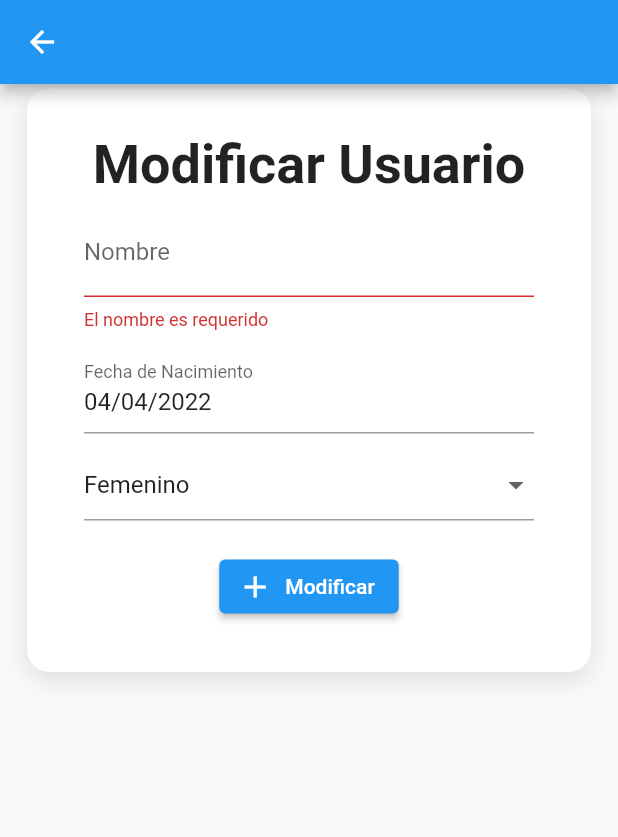
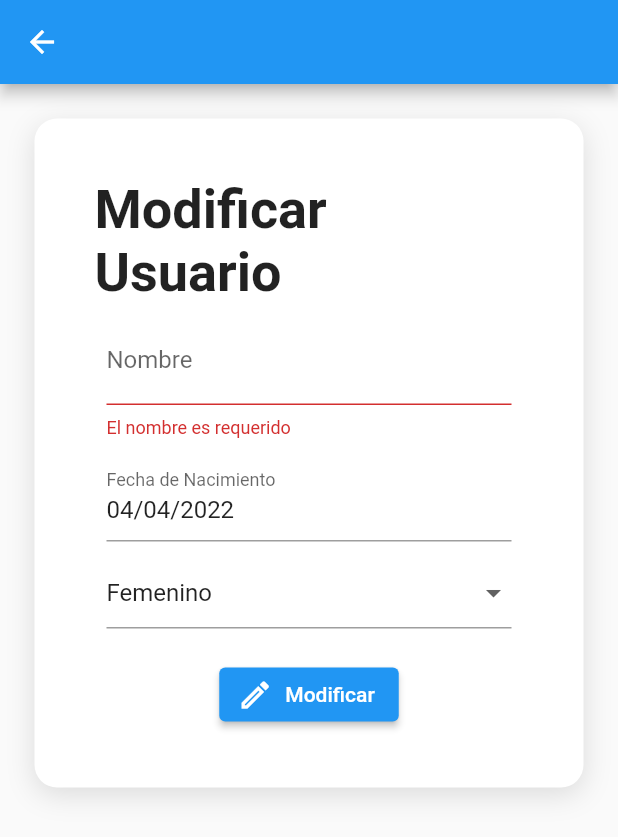
Before and after one commit to ramirezsebas/crud_usuarios_test_flutter, a Flutter app: the UsuarioFormPage screen opened directly, after a tap on "Modificar", on a phone screen of 412 x 824 dp. Shown: the top 837 px of the screen. Run offline on Flutter 3.47's test engine with Material 2 defaults, Android fonts, the phone set to English and light mode, and no system bars; our stand-ins replace dio, get_it, sqflite; accounts and stored records are empty; network calls fail.

Commit message:
Pulimos la interfaz

```diff
--- a/lib/modules/usuarios/infrastructure/sqlite_usuario_respository.dart
+++ b/lib/modules/usuarios/infrastructure/sqlite_usuario_respository.dart
@@ -60,4 +60,8 @@ class SqliteUsuarioRepository {
   Future<int> delete(int id) {
     return _database.delete(_tableName, where: "id = ?", whereArgs: [id]);
   }
+
+  Future<int> deleteAll() {
+    return _database.delete(_tableName);
+  }
 }
--- a/lib/modules/usuarios/presentation/usuario-form/usuario_form_change_notifier.dart
+++ b/lib/modules/usuarios/presentation/usuario-form/usuario_form_change_notifier.dart
@@ -11,6 +11,7 @@ class UsuarioFormChangeNotifier extends ChangeNotifier {
   DateTime fechaNacimiento = DateTime.now();
 
   bool loading = false;
+  bool deactivate = false;
 
   UsuarioFormChangeNotifier();
 
@@ -22,6 +23,11 @@ class UsuarioFormChangeNotifier extends ChangeNotifier {
             (String element) => element.startsWith(usuarioEntity.sexo ?? "F"))
         .first;
     fechaNacimiento = usuarioEntity.fechaNacimiento ?? DateTime.now();
+  }
+
+  void setDeactivate(bool value) {
+    deactivate = value;
+    notifyListeners();
   }
 
   void clear() {
--- a/lib/modules/usuarios/presentation/usuario-form/usuario_form_page.dart
+++ b/lib/modules/usuarios/presentation/usuario-form/usuario_form_page.dart
@@ -46,8 +46,13 @@ class _UsuarioFormPageState extends State<UsuarioFormPage> {
             },
           ),
         ),
-        body: CustomCard(
-          padding: 15,
+        body: Column(
+          children: [
+            const SizedBox(
+              height: 20,
+            ),
+            CustomCard(
+              padding: 20,
               child: SingleChildScrollView(
                 child: Column(
                   children: [
@@ -63,6 +68,9 @@ class _UsuarioFormPageState extends State<UsuarioFormPage> {
                 ),
               ),
             ),
+            const Spacer()
+          ],
+        ),
       ),
     );
   }
--- a/lib/modules/usuarios/presentation/usuario-form/widgets/usuario_form.dart
+++ b/lib/modules/usuarios/presentation/usuario-form/widgets/usuario_form.dart
@@ -84,22 +84,36 @@ class _UsuarioFormState extends State<UsuarioForm> {
                     height: 20,
                   ),
                   ElevatedButton.icon(
-                    onPressed: () async {
+                    onPressed:
+                        context.watch<UsuarioFormChangeNotifier>().deactivate
+                            ? null
+                            : () async {
                                 if (_formKey.currentState!.validate()) {
+                                  context
+                                      .read<UsuarioFormChangeNotifier>()
+                                      .setDeactivate(true);
                                   try {
                                     await _saveUsuario(context);
+                                    Future.delayed(Duration(seconds: 3), () {
+                                      context
+                                          .read<UsuarioFormChangeNotifier>()
+                                          .setDeactivate(false);
+                                    });
                                   } catch (e) {
                                     print(e);
                                     ScaffoldMessenger.of(context).showSnackBar(
                                       const SnackBar(
-                              content: Text('Error al guardar el usuario'),
+                                        content:
+                                            Text('Error al guardar el usuario'),
                                         backgroundColor: Colors.red,
                                       ),
                                     );
                                   }
                                 }
                               },
-                    icon: const Icon(Icons.add),
+                    icon: Icon(!widget.edit
+                        ? Icons.add_outlined
+                        : Icons.edit_outlined),
                     label: Text(widget.edit ? "Modificar" : "Agregar"),
                   ),
                   const SizedBox(height: 10),
--- a/lib/modules/usuarios/presentation/usuario-list/usuario_list_page.dart
+++ b/lib/modules/usuarios/presentation/usuario-list/usuario_list_page.dart
@@ -1,4 +1,6 @@
 import 'package:flutter/material.dart';
+import 'package:provider/provider.dart';
+import 'package:test_itti_flutter/modules/usuarios/presentation/usuario-list/usuario_list_change_notifier.dart';
 
 import 'package:test_itti_flutter/modules/usuarios/presentation/usuario-list/widgets/usuario_list.dart';
 import 'package:test_itti_flutter/modules/usuarios/presentation/usuario-list/widgets/usuario_tab_view.dart';
```
Also changed, not shown: lib/modules/usuarios/presentation/usuario-list/usuario_list_change_notifier.dart (+10 -0 lines), lib/modules/usuarios/presentation/usuario-list/widgets/usuario_card_body.dart (+21 -0 lines), lib/modules/usuarios/presentation/usuario-list/widgets/usuario_list.dart (+48 -1 lines). Lines whose indentation alone changed are shown as unchanged.
